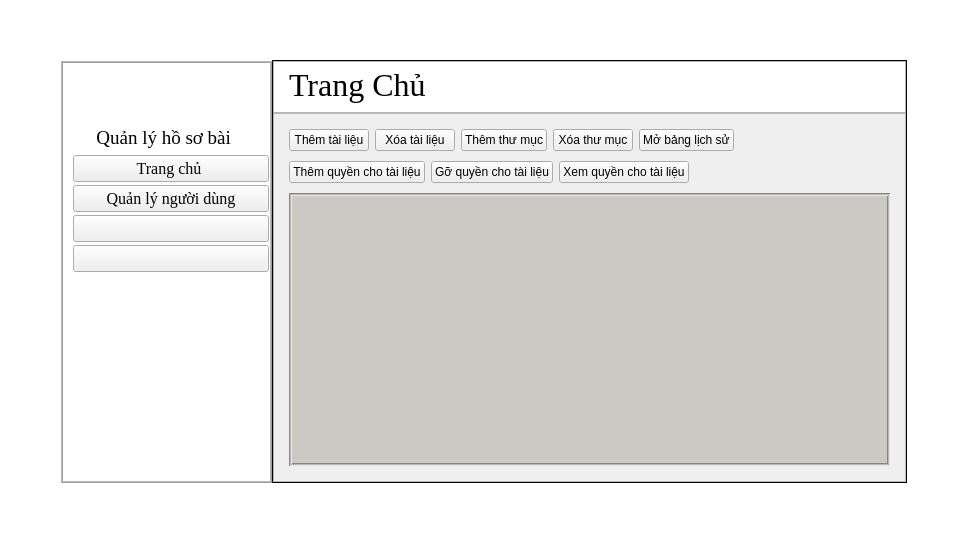
Above: ui/admin_dashboard.ui from DTNS2905/App_quan_ly_python_qt_ before the change. Below: the same form after it.
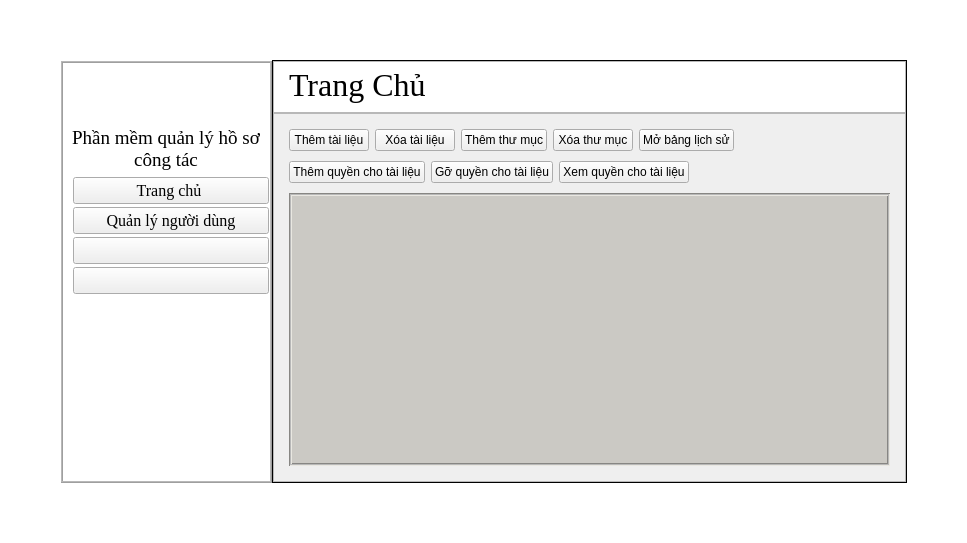
That is the form after the change. Icons and pictures are not drawn.

Commit message: translate for mesage view permission

What changed in the file:
```diff
--- a/ui/admin_dashboard.ui
+++ b/ui/admin_dashboard.ui
@@ -383,7 +383,7 @@
              </font>
             </property>
             <property name="text">
-             <string>Quản lý hồ sơ bài </string>
+             <string>Phần mềm quản lý hồ sơ công tác</string>
             </property>
             <property name="alignment">
              <set>Qt::AlignmentFlag::AlignCenter</set>
```
Left out of the diff: 2 changed lines with no effect on the pictures. The commit also changes 2 other files.
